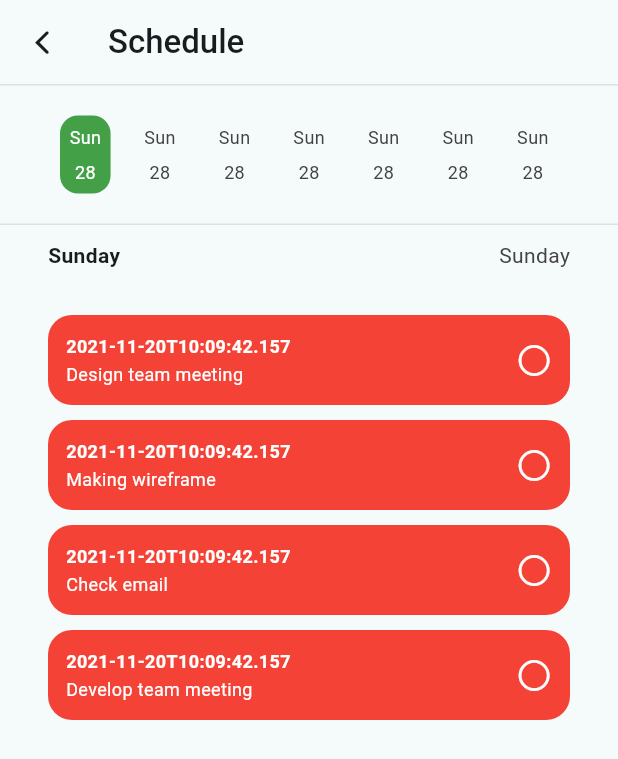
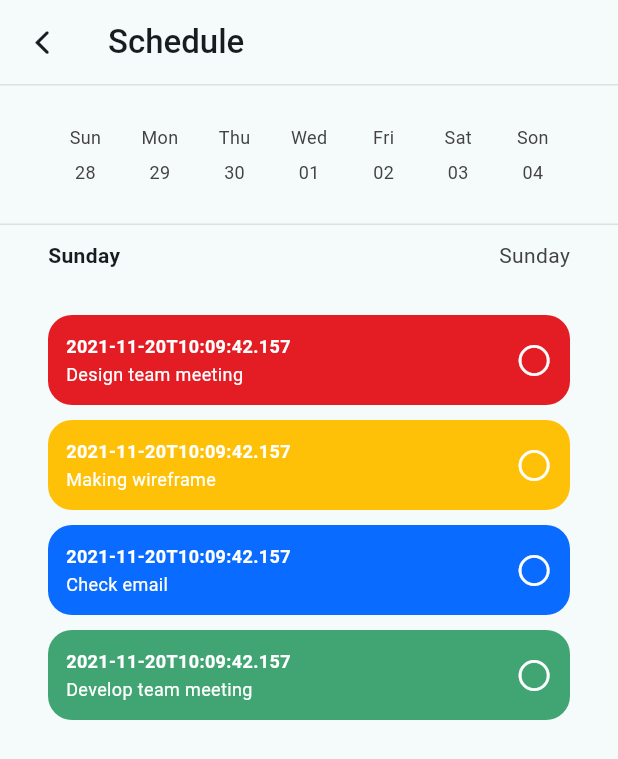
Before and after one commit to mtkz/todo, a Flutter app: the screen it shows after launch, on a phone screen of 412 x 824 dp. Shown: the top 759 px of the screen. Run offline on Flutter 3.47's test engine with Material 3 defaults, Android fonts, the phone set to English and light mode, and no system bars; our stand-ins replace dio, flutter_bloc, freezed_annotation, get_it.

Commit message:
feat(todo dates): impletemented todo dates

```diff
--- /dev/null
+++ b/lib/core/di/service_locator.dart
@@ -0,0 +1,22 @@
+import 'package:get_it/get_it.dart';
+import 'package:todo/features/todo/data/data_source/todo_data_source_impl.dart';
+import 'package:todo/features/todo/data/repository/todo_repository_impl.dart';
+import 'package:todo/features/todo/domain/data_source/todo_data_source.dart';
+import 'package:todo/features/todo/domain/repository/todo_repository.dart';
+import 'package:todo/features/todo/presentation/bloc/todo_bloc.dart';
+
+final GetIt serviceLocator = GetIt.I;
+
+Future<void> setupLocator() async {
+  serviceLocator
+      .registerLazySingleton<TodoDataSource>(() => TodoDataSourceImpl());
+
+  serviceLocator.registerLazySingleton<TodoRepository>(
+      () => TodoRepositoryImpl(todoDataSource: serviceLocator()));
+
+  serviceLocator.registerFactory<TodoBloc>(
+    () => TodoBloc(
+      todoRepository: serviceLocator(),
+    ),
+  );
+}
--- /dev/null
+++ b/lib/core/extensions/color_extension.dart
@@ -0,0 +1,18 @@
+import 'package:flutter/material.dart';
+
+extension HexColor on Color {
+  /// String is in the format "aabbcc" or "ffaabbcc" with an optional leading "#".
+  static Color fromHex(String hexString) {
+    final buffer = StringBuffer();
+    if (hexString.length == 6 || hexString.length == 7) buffer.write('ff');
+    buffer.write(hexString.replaceFirst('#', ''));
+    return Color(int.parse(buffer.toString(), radix: 16));
+  }
+
+  /// Prefixes a hash sign if [leadingHashSign] is set to `true` (default is `true`).
+  String toHex({bool leadingHashSign = true}) => '${leadingHashSign ? '#' : ''}'
+      '${alpha.toRadixString(16).padLeft(2, '0')}'
+      '${red.toRadixString(16).padLeft(2, '0')}'
+      '${green.toRadixString(16).padLeft(2, '0')}'
+      '${blue.toRadixString(16).padLeft(2, '0')}';
+}
--- /dev/null
+++ b/lib/features/todo/data/models/todo_date.dart
@@ -0,0 +1,13 @@
+import 'package:freezed_annotation/freezed_annotation.dart';
+
+
+part 'todo_date.freezed.dart';
+
+@freezed
+class TodoDate with _$TodoDate {
+  const factory TodoDate({
+    required String day,
+    required String date,
+    @Default(false) bool isActive,
+  }) = _TodoDate;
+}
--- a/lib/features/todo/data/repository/todo_repository_impl.dart
+++ b/lib/features/todo/data/repository/todo_repository_impl.dart
@@ -1,10 +1,12 @@
-import 'package:todo/features/todo/data/data_source/todo_data_source_impl.dart';
 import 'package:todo/features/todo/data/models/todo.dart';
+import 'package:todo/features/todo/domain/data_source/todo_data_source.dart';
 import 'package:todo/features/todo/domain/repository/todo_repository.dart';
 
 class TodoRepositoryImpl extends TodoRepository {
-  final TodoDataSourceImpl todoDataSourceImpl = TodoDataSourceImpl();
+  final TodoDataSource todoDataSource;
+
+  TodoRepositoryImpl({required this.todoDataSource});
 
   @override
-  Future<List<Todo>> getTodos() => todoDataSourceImpl.getTodos();
+  Future<List<Todo>> getTodos() => todoDataSource.getTodos();
 }
--- a/lib/features/todo/domain/repository/todo_repository.dart
+++ b/lib/features/todo/domain/repository/todo_repository.dart
@@ -1,5 +1,5 @@
 import 'package:todo/features/todo/data/models/todo.dart';
 
-abstract class TodoRepository{
+abstract class TodoRepository {
   Future<List<Todo>> getTodos();
 }
--- a/lib/features/todo/presentation/bloc/todo_bloc.dart
+++ b/lib/features/todo/presentation/bloc/todo_bloc.dart
@@ -1,17 +1,18 @@
 import 'package:flutter/material.dart';
 import 'package:flutter_bloc/flutter_bloc.dart';
 import 'package:todo/features/todo/data/models/todo.dart';
-import 'package:todo/features/todo/data/repository/todo_repository_impl.dart';
+import 'package:todo/features/todo/domain/repository/todo_repository.dart';
 
 part 'todo_event.dart';
 part 'todo_state.dart';
 
 class TodoBloc extends Bloc<TodoEvent, TodoState> {
-  final TodoRepositoryImpl todoRepository = TodoRepositoryImpl();
+  final TodoRepository todoRepository;
 
-  TodoBloc() : super(TodoState()) {
+  TodoBloc({required this.todoRepository}) : super(TodoState()) {
     on<TodoInit>(_onInitTodos);
     on<TodoToggle>(_onTodoToggle);
+    on<TodoDateSelect>(_onTodoDateSelect);
   }
   Future<void> _onInitTodos(TodoInit event, Emitter<TodoState> emit) async {
     final List<Todo> todos = await todoRepository.getTodos();
@@ -32,4 +33,9 @@ class TodoBloc extends Bloc<TodoEvent, TodoState> {
       emit(state.copyWith(todos: updatedtodos));
     }
   }
+
+  Future<void> _onTodoDateSelect(
+      TodoDateSelect event, Emitter<TodoState> emit) async {
+    emit(state.copyWith(selectedDate: event.selectedDateIndex));
+  }
 }
--- a/lib/features/todo/presentation/bloc/todo_event.dart
+++ b/lib/features/todo/presentation/bloc/todo_event.dart
@@ -10,3 +10,9 @@ class TodoToggle extends TodoEvent {
 
   TodoToggle({required this.todo});
 }
+
+class TodoDateSelect extends TodoEvent {
+  final int selectedDateIndex;
+
+  TodoDateSelect({required this.selectedDateIndex});
+}
--- a/lib/features/todo/presentation/bloc/todo_state.dart
+++ b/lib/features/todo/presentation/bloc/todo_state.dart
@@ -6,18 +6,22 @@ class TodoState {
   TodoState({
     this.status = Status.loading,
     this.todos = const [],
+    this.selectedDate,
   });
 
   final Status status;
   final List<Todo>? todos;
+  final int? selectedDate;
 
   TodoState copyWith({
     Status? status,
     List<Todo>? todos,
+    int? selectedDate,
   }) {
     return TodoState(
       status: status ?? this.status,
       todos: todos ?? this.todos,
+      selectedDate: selectedDate ?? this.selectedDate,
     );
   }
 }
--- a/lib/features/todo/presentation/page/todo_page.dart
+++ b/lib/features/todo/presentation/page/todo_page.dart
@@ -1,6 +1,7 @@
 import 'package:flutter/cupertino.dart';
 import 'package:flutter/material.dart';
 import 'package:flutter_bloc/flutter_bloc.dart';
+import 'package:todo/core/di/service_locator.dart';
 import 'package:todo/features/todo/presentation/bloc/todo_bloc.dart';
 import 'package:todo/features/todo/presentation/widget/todo_widget.dart';
 
@@ -18,7 +19,7 @@ class TodoPage extends StatelessWidget {
         ),
       ),
       body: BlocProvider(
-        create: (context) => TodoBloc()..add(TodoInit()),
+        create: (context) => serviceLocator<TodoBloc>()..add(TodoInit()),
         child: const TodoWidget(),
       ),
     );
--- a/lib/features/todo/presentation/widget/todo.dart
+++ b/lib/features/todo/presentation/widget/todo.dart
@@ -1,5 +1,6 @@
 import 'package:flutter/cupertino.dart';
 import 'package:flutter/material.dart';
+import 'package:todo/core/extensions/color_extension.dart';
 
 class Todo extends StatelessWidget {
   const Todo({
@@ -8,18 +9,20 @@ class Todo extends StatelessWidget {
     required this.date,
     required this.isChecked,
     required this.onTap,
+    required this.color,
   });
 
   final String title;
   final String date;
   final bool isChecked;
+  final String color;
   final GestureTapCallback onTap;
 
   @override
   Widget build(BuildContext context) {
     return Container(
       decoration: BoxDecoration(
-        color: Colors.red,
+        color: HexColor.fromHex('#$color'),
         borderRadius: BorderRadius.circular(16),
       ),
       height: 60,
--- a/lib/features/todo/presentation/widget/todo_date_item.dart
+++ b/lib/features/todo/presentation/widget/todo_date_item.dart
@@ -6,11 +6,13 @@ class TodoDateItem extends StatelessWidget {
     required this.day,
     required this.date,
     required this.isActive,
+    required this.onTap,
   });
 
   final String day;
   final String date;
   final bool isActive;
+  final GestureTapCallback onTap;
 
   @override
   Widget build(BuildContext context) {
@@ -21,6 +23,8 @@ class TodoDateItem extends StatelessWidget {
             borderRadius: BorderRadius.circular(12)),
         margin: const EdgeInsets.symmetric(horizontal: 8),
         padding: const EdgeInsets.symmetric(vertical: 6),
+        child: InkWell(
+          onTap: onTap,
           child: Column(
             mainAxisAlignment: MainAxisAlignment.center,
             children: [
@@ -40,6 +44,7 @@ class TodoDateItem extends StatelessWidget {
             ],
           ),
         ),
+      ),
     );
   }
 }
--- a/lib/features/todo/presentation/widget/todo_dates.dart
+++ b/lib/features/todo/presentation/widget/todo_dates.dart
@@ -1,4 +1,7 @@
 import 'package:flutter/material.dart';
+import 'package:flutter_bloc/flutter_bloc.dart';
+import 'package:todo/features/todo/data/models/todo_date.dart';
+import 'package:todo/features/todo/presentation/bloc/todo_bloc.dart';
 import 'package:todo/features/todo/presentation/widget/todo_date_item.dart';
 import 'package:todo/features/todo/presentation/widget/widget_wrapper.dart';
 
@@ -7,6 +10,36 @@ class TodoDates extends StatelessWidget {
 
   @override
   Widget build(BuildContext context) {
+    final List<TodoDate> dates = [
+      const TodoDate(
+        date: '28',
+        day: 'Sun',
+      ),
+      const TodoDate(
+        date: '29',
+        day: 'Mon',
+      ),
+      const TodoDate(
+        date: '30',
+        day: 'Thu',
+      ),
+      const TodoDate(
+        date: '01',
+        day: 'Wed',
+      ),
+      const TodoDate(
+        date: '02',
+        day: 'Fri',
+      ),
+      const TodoDate(
+        date: '03',
+        day: 'Sat',
+      ),
+      const TodoDate(
+        date: '04',
+        day: 'Son',
+      ),
+    ];
     return Container(
       decoration: BoxDecoration(
         border: Border(
@@ -20,48 +53,32 @@ class TodoDates extends StatelessWidget {
           ),
         ),
       ),
-      child: const WidgetWrapper(
-        verticalPadding: 20,
-        widget: Flex(
-          direction: Axis.horizontal,
-          children: [
-            TodoDateItem(
-              day: 'Sun',
-              date: '28',
-              isActive: true,
-            ),
-            TodoDateItem(
-              day: 'Sun',
-              date: '28',
-              isActive: false,
-            ),
-            TodoDateItem(
-              day: 'Sun',
-              date: '28',
-              isActive: false,
-            ),
-            TodoDateItem(
-              day: 'Sun',
-              date: '28',
-              isActive: false,
-            ),
-            TodoDateItem(
-              day: 'Sun',
-              date: '28',
-              isActive: false,
-            ),
-            TodoDateItem(
-              day: 'Sun',
-              date: '28',
-              isActive: false,
-            ),
-            TodoDateItem(
-              day: 'Sun',
-              date: '28',
-              isActive: false,
-            ),
-          ],
-        ),
+      child: BlocBuilder<TodoBloc, TodoState>(
+        buildWhen: (previous, current) =>
+            previous.selectedDate != current.selectedDate,
+        builder: (context, state) {
+          return WidgetWrapper(
+            verticalPadding: 20,
+            widget: Flex(
+                direction: Axis.horizontal,
+                children: List.generate(
+                  dates.length,
+                  (index) {
+                    final date = dates[index];
+                    return TodoDateItem(
+                      day: date.day,
+                      date: date.date,
+                      isActive: state.selectedDate == index,
+                      onTap: () {
+                        context
+                            .read<TodoBloc>()
+                            .add(TodoDateSelect(selectedDateIndex: index));
+                      },
+                    );
+                  },
+                ).toList()),
+          );
+        },
       ),
     );
   }
--- a/lib/features/todo/presentation/widget/todo_list.dart
+++ b/lib/features/todo/presentation/widget/todo_list.dart
@@ -25,6 +25,7 @@ class TodoList extends StatelessWidget {
                   onTap: () {
                     context.read<TodoBloc>().add(TodoToggle(todo: todo));
                   },
+                  color: todo.color,
                 );
               }),
         );
--- a/lib/main.dart
+++ b/lib/main.dart
@@ -1,7 +1,9 @@
 import 'package:flutter/material.dart';
+import 'package:todo/core/di/service_locator.dart';
 import 'package:todo/features/todo/presentation/page/todo_page.dart';
 
-void main() {
+void main() async{
+  await setupLocator();
   runApp(const MyApp());
 }
 
--- a/pubspec.yaml
+++ b/pubspec.yaml
@@ -40,6 +40,7 @@ dependencies:
   freezed_annotation: ^2.4.1
   json_annotation: ^4.8.1
   dio: ^5.4.0
+  get_it: ^7.6.4
 
 dev_dependencies:
   flutter_test:
```
Also changed, not shown: lib/features/todo/data/models/todo_date.freezed.dart (added), pubspec.lock. Lines whose indentation alone changed are shown as unchanged.
